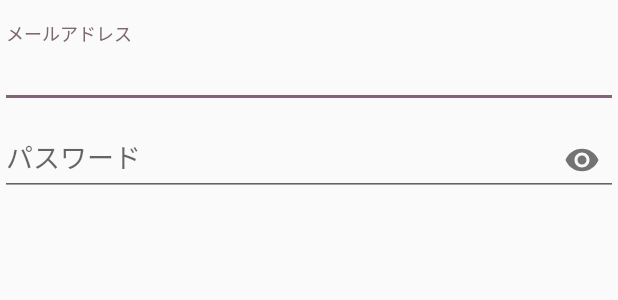
After one commit to shu-1167/IntentWork07, an Android app: the layout account_input.xml on its own in the app's theme, with its tools: preview values and no code run, on a phone screen of 412 x 824 dp. The commit adds this screen. Shown: the top 300 px of the screen. Run offline under Robolectric (Android 15) with nearby library versions, the phone set to English and light mode, and no system bars.

Commit message:
[Upgrade] Change to enter email address and password from AlertDialog
...and some refactoring

```diff
--- a/app/build.gradle
+++ b/app/build.gradle
@@ -34,6 +34,7 @@ dependencies {
     implementation 'androidx.constraintlayout:constraintlayout:1.1.3'
     implementation 'androidx.swiperefreshlayout:swiperefreshlayout:1.1.0'
     implementation 'androidx.recyclerview:recyclerview:1.1.0'
+    implementation 'com.google.android.material:material:1.2.0'
     testImplementation 'junit:junit:4.12'
     androidTestImplementation 'androidx.test.ext:junit:1.1.1'
     androidTestImplementation 'androidx.test.espresso:espresso-core:3.2.0'
--- /dev/null
+++ b/app/src/main/res/layout/account_input.xml
@@ -0,0 +1,39 @@
+<?xml version="1.0" encoding="utf-8"?>
+<androidx.constraintlayout.widget.ConstraintLayout
+    xmlns:android="http://schemas.android.com/apk/res/android"
+    xmlns:app="http://schemas.android.com/apk/res-auto"
+    android:layout_width="match_parent"
+    android:layout_height="match_parent">
+
+    <com.google.android.material.textfield.TextInputLayout
+        android:id="@+id/textInputLayout5"
+        android:layout_width="match_parent"
+        android:layout_height="wrap_content"
+        android:layout_marginTop="16dp"
+        app:layout_constraintStart_toStartOf="parent"
+        app:layout_constraintTop_toTopOf="parent">
+
+        <com.google.android.material.textfield.TextInputEditText
+            android:id="@+id/address"
+            android:layout_width="match_parent"
+            android:layout_height="wrap_content"
+            android:hint="@string/account_input_address"
+            android:inputType="textEmailAddress" />
+    </com.google.android.material.textfield.TextInputLayout>
+
+    <com.google.android.material.textfield.TextInputLayout
+        android:layout_width="match_parent"
+        android:layout_height="wrap_content"
+        app:layout_constraintStart_toStartOf="@+id/textInputLayout5"
+        app:layout_constraintTop_toBottomOf="@+id/textInputLayout5"
+        app:passwordToggleEnabled="true">
+
+        <com.google.android.material.textfield.TextInputEditText
+            android:id="@+id/password"
+            android:layout_width="match_parent"
+            android:layout_height="wrap_content"
+            android:hint="@string/account_input_password"
+            android:inputType="textPassword" />
+    </com.google.android.material.textfield.TextInputLayout>
+
+</androidx.constraintlayout.widget.ConstraintLayout>
--- a/app/src/main/res/values/strings.xml
+++ b/app/src/main/res/values/strings.xml
@@ -1,3 +1,9 @@
 <resources>
     <string name="app_name">IntentWork07</string>
+    <string name="account_add_dialog">アカウントを追加</string>
+    <string name="account_add_ok">追加</string>
+    <string name="account_add_cancel">後で</string>
+    <string name="account_input_address">メールアドレス</string>
+    <string name="account_input_password">パスワード</string>
+    <string name="null_subject">件名なし</string>
 </resources>
```
Also changed, not shown: app/src/main/java/in3a_2180289/intentwork07/Mail.kt (+4 -3 lines), app/src/main/java/in3a_2180289/intentwork07/MainActivity.kt (+38 -7 lines).
